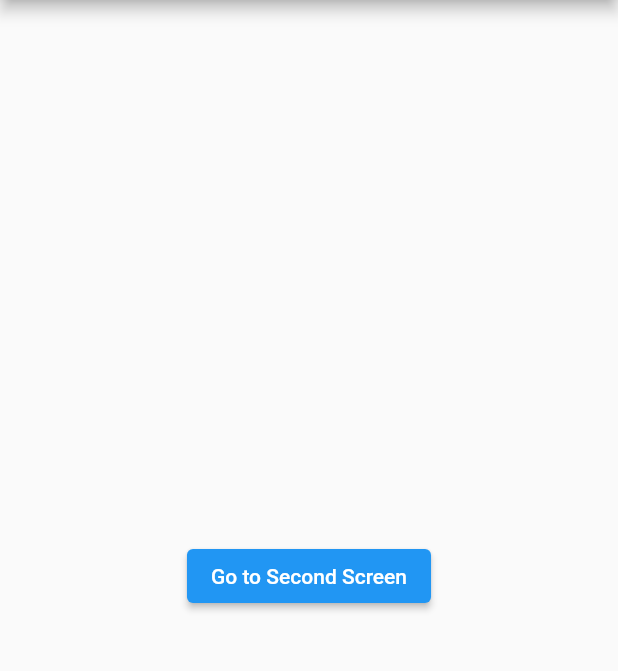
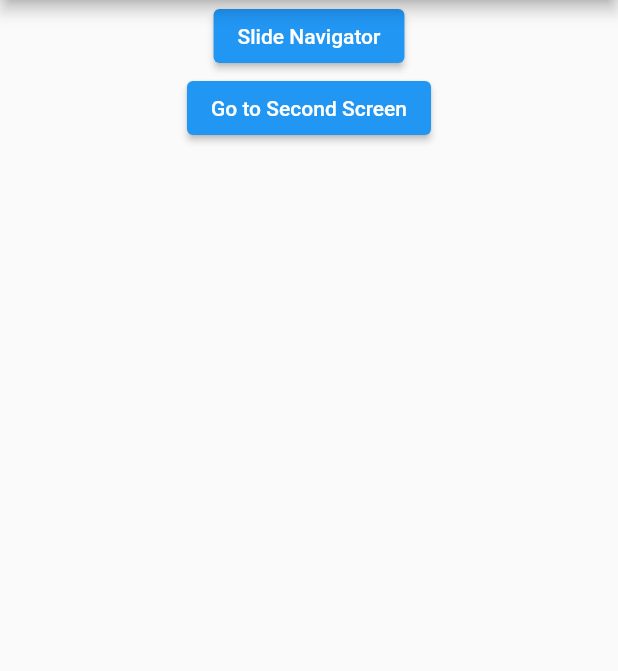
Before and after one commit to MyoMin-Latt/Navigation_Routing, a Flutter app: the screen it shows after launch, on a phone screen of 412 x 824 dp, the part 84-755 px from its top. Run offline on Flutter 3.47's test engine with Material 2 defaults, Android fonts, the phone set to English and light mode, and no system bars.

Commit message:
Slide and Rotation Transition

```diff
--- a/lib/screen/first_screen.dart
+++ b/lib/screen/first_screen.dart
@@ -12,7 +12,21 @@ class FirstScreen extends StatelessWidget {
         title: const Text('First Screen'),
       ),
       body: Center(
-        child: ElevatedButton(
+        child: Column(
+          children: [
+            ElevatedButton(onPressed: (){
+              Navigator.push(context, PageRouteBuilder(
+                transitionDuration: Duration(seconds: 3),
+                pageBuilder: (_, animation, __){
+                  return SlideTransition(
+                    child: SecondScreen(),
+                    position: Tween<Offset>(
+                      begin: Offset(1,0),
+                      end: Offset(0,0)
+                    ).animate(animation));
+                }));
+            }, child: Text("Slide Navigator")),
+            ElevatedButton(
                 onPressed: () {
                   Navigator.push(
                       context,
@@ -28,6 +42,8 @@ class FirstScreen extends StatelessWidget {
                         }));
                 },
                 child: const Text("Go to Second Screen")),
+          ],
+        ),
       ),
     );
   }
```
Lines whose indentation alone changed are shown as unchanged.
